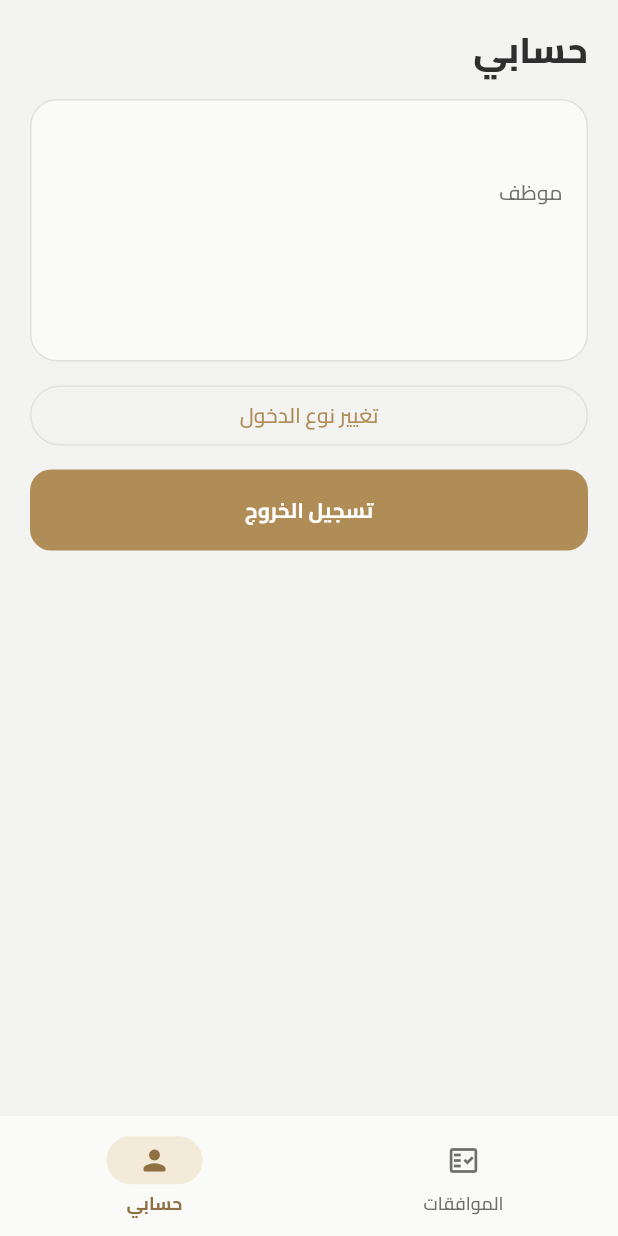
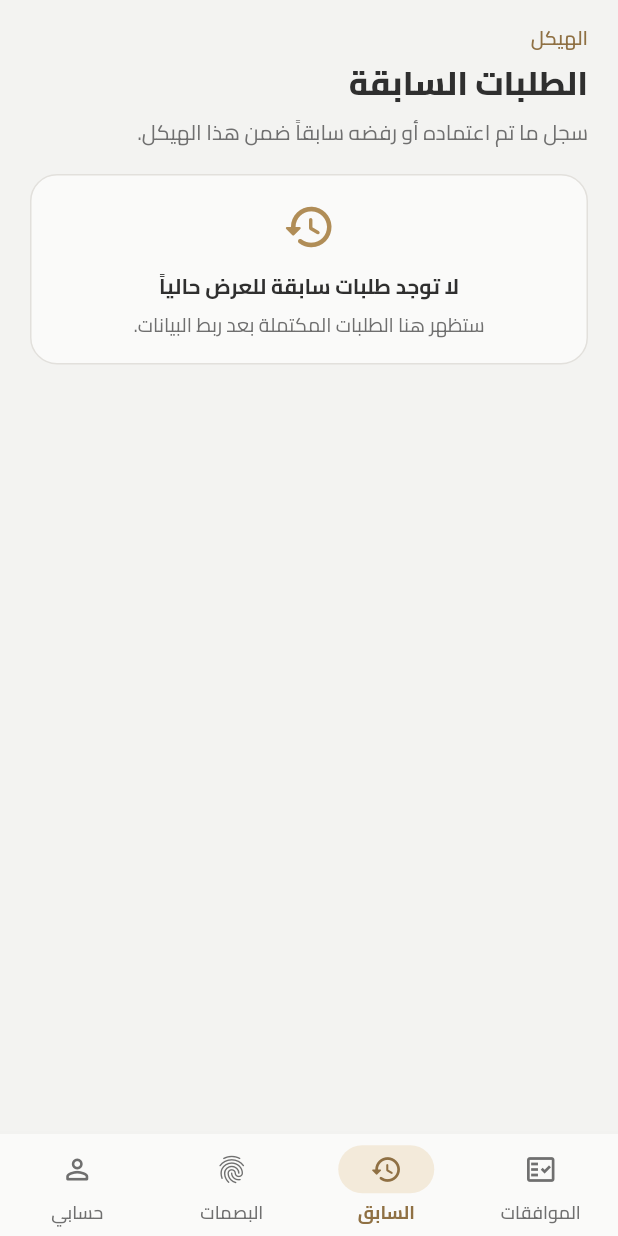
Before and after one commit to halimaElganduzMFZ/daftari_UI, a Flutter app: the ManagerShell screen opened directly, item 2 of the bottom bar chosen, on a phone screen of 412 x 824 dp. Run offline on Flutter 3.47's test engine with Material 3 defaults, Android fonts, the phone set to English and light mode, and no system bars; our stand-ins replace file_picker, font_awesome_flutter, shared_preferences; accounts and stored records are empty.

Commit message:
Polish structure chooser and expand manager bottom navigation.
Employees skip whichApp and enter the employee shell directly. Managers
get a card-based unit/department picker, and the manager shell now has
approvals, history, attendance, and profile tabs.

Co-authored-by: unifiedcodeteam <unifiedcodeteam@gmail.com>

```diff
--- /dev/null
+++ b/lib/features/manager/manager_history_screen.dart
@@ -0,0 +1,68 @@
+import 'package:flutter/material.dart';
+
+import '../../core/theme/app_colors.dart';
+import '../../core/widgets/app_surface.dart';
+import '../../data/session/app_session.dart';
+
+/// الطلبات السابقة — شاشة تصميم أولية للمدير.
+class ManagerHistoryScreen extends StatelessWidget {
+  const ManagerHistoryScreen({super.key});
+
+  @override
+  Widget build(BuildContext context) {
+    final structure = AppSession.activeStructure?.name ?? 'الهيكل';
+
+    return SafeArea(
+      child: ListView(
+        padding: const EdgeInsets.fromLTRB(20, 16, 20, 28),
+        children: [
+          Text(
+            structure,
+            style: const TextStyle(
+              fontSize: 13,
+              fontWeight: FontWeight.w600,
+              color: AppColors.goldDeep,
+            ),
+          ),
+          const SizedBox(height: 4),
+          const Text(
+            'الطلبات السابقة',
+            style: TextStyle(
+              fontSize: 22,
+              fontWeight: FontWeight.w800,
+              color: AppColors.charcoal,
+            ),
+          ),
+          const SizedBox(height: 8),
+          const Text(
+            'سجل ما تم اعتماده أو رفضه سابقاً ضمن هذا الهيكل.',
+            style: TextStyle(color: AppColors.slate, height: 1.45),
+          ),
+          const SizedBox(height: 18),
+          AppSurface(
+            child: Column(
+              children: const [
+                Icon(Icons.history_rounded, size: 36, color: AppColors.gold),
+                SizedBox(height: 12),
+                Text(
+                  'لا توجد طلبات سابقة للعرض حالياً',
+                  textAlign: TextAlign.center,
+                  style: TextStyle(
+                    fontWeight: FontWeight.w700,
+                    color: AppColors.charcoal,
+                  ),
+                ),
+                SizedBox(height: 6),
+                Text(
+                  'ستظهر هنا الطلبات المكتملة بعد ربط البيانات.',
+                  textAlign: TextAlign.center,
+                  style: TextStyle(color: AppColors.slate, fontSize: 13),
+                ),
+              ],
+            ),
+          ),
+        ],
+      ),
+    );
+  }
+}
--- a/lib/features/profile/profile_screen.dart
+++ b/lib/features/profile/profile_screen.dart
@@ -38,7 +38,7 @@ class _ProfileScreenState extends State<ProfileScreen> {
   }
 
   void _switchRole() {
-    if (AppSession.demoAccount == null) return;
+    if (AppSession.demoAccount?.canManageStructures != true) return;
     AppSession.activeRole = null;
     AppSession.activeStructure = null;
     Navigator.of(context).pushAndRemoveUntil(
@@ -135,11 +135,11 @@ class _ProfileScreenState extends State<ProfileScreen> {
               ],
             ),
           ),
-          if (AppSession.demoAccount != null) ...[
+          if (AppSession.demoAccount?.canManageStructures == true) ...[
             const SizedBox(height: 12),
             OutlinedButton(
               onPressed: _switchRole,
-              child: const Text('تغيير نوع الدخول'),
+              child: const Text('تغيير الوحدة / الإدارة'),
             ),
           ],
           const SizedBox(height: 12),
--- a/lib/features/shell/manager_shell.dart
+++ b/lib/features/shell/manager_shell.dart
@@ -4,9 +4,11 @@ import '../../core/constants/app_strings.dart';
 import '../../core/theme/app_colors.dart';
 import '../../data/session/app_session.dart';
 import '../manager/manager_approvals_screen.dart';
+import '../manager/manager_attendance_screen.dart';
+import '../manager/manager_history_screen.dart';
 import '../profile/profile_screen.dart';
 
-/// هيكل تنقل المدير (مسؤول الهيكل) — موافقات + حسابي.
+/// هيكل تنقل المدير — موافقات / سابق / بصمات / حسابي.
 class ManagerShell extends StatefulWidget {
   const ManagerShell({super.key});
 
@@ -19,25 +21,47 @@ class _ManagerShellState extends State<ManagerShell> {
 
   @override
   Widget build(BuildContext context) {
-    final structureName =
-        AppSession.activeStructure?.name ?? 'الهيكل';
+    final structureName = AppSession.activeStructure?.name ?? 'الهيكل';
 
     final pages = <Widget>[
       ManagerApprovalsScreen(structureName: structureName),
+      const ManagerHistoryScreen(),
+      const ManagerAttendanceScreen(),
       const ProfileScreen(),
     ];
 
     return Scaffold(
       backgroundColor: AppColors.background,
       body: IndexedStack(index: _index, children: pages),
-      bottomNavigationBar: NavigationBar(
+      bottomNavigationBar: Material(
+        elevation: 8,
+        shadowColor: const Color(0x22000000),
+        color: AppColors.surface,
+        child: SafeArea(
+          top: false,
+          child: NavigationBar(
+            height: 68,
+            backgroundColor: AppColors.surface,
+            surfaceTintColor: Colors.transparent,
+            indicatorColor: AppColors.goldSoft,
             selectedIndex: _index,
             onDestinationSelected: (value) => setState(() => _index = value),
+            labelBehavior: NavigationDestinationLabelBehavior.alwaysShow,
             destinations: const [
               NavigationDestination(
                 icon: Icon(Icons.fact_check_outlined),
                 selectedIcon: Icon(Icons.fact_check_rounded),
                 label: 'الموافقات',
+              ),
+              NavigationDestination(
+                icon: Icon(Icons.history_outlined),
+                selectedIcon: Icon(Icons.history_rounded),
+                label: 'السابق',
+              ),
+              NavigationDestination(
+                icon: Icon(Icons.fingerprint_outlined),
+                selectedIcon: Icon(Icons.fingerprint_rounded),
+                label: 'البصمات',
               ),
               NavigationDestination(
                 icon: Icon(Icons.person_outline_rounded),
@@ -46,6 +70,8 @@ class _ManagerShellState extends State<ManagerShell> {
               ),
             ],
           ),
+        ),
+      ),
     );
   }
 }
```
Also changed, not shown: lib/features/auth/login_screen.dart (+10 -0 lines), lib/features/auth/which_app_screen.dart (+186 -99 lines), lib/features/manager/manager_attendance_screen.dart (added, +68 -0 lines). Lines whose indentation alone changed are shown as unchanged.
